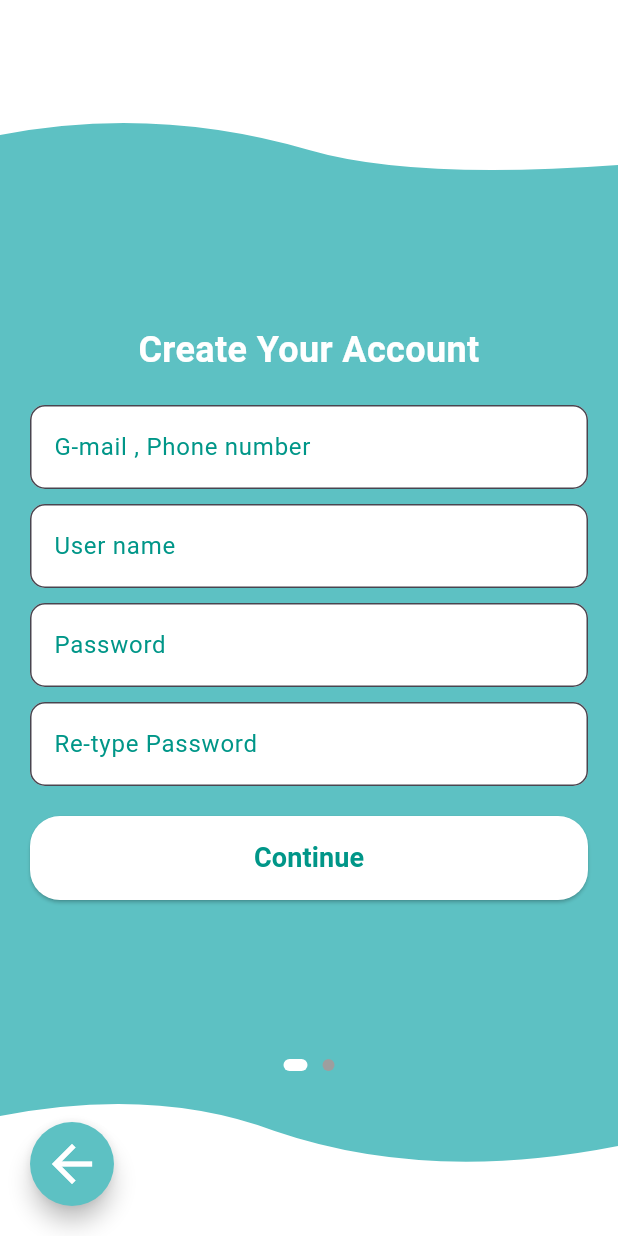
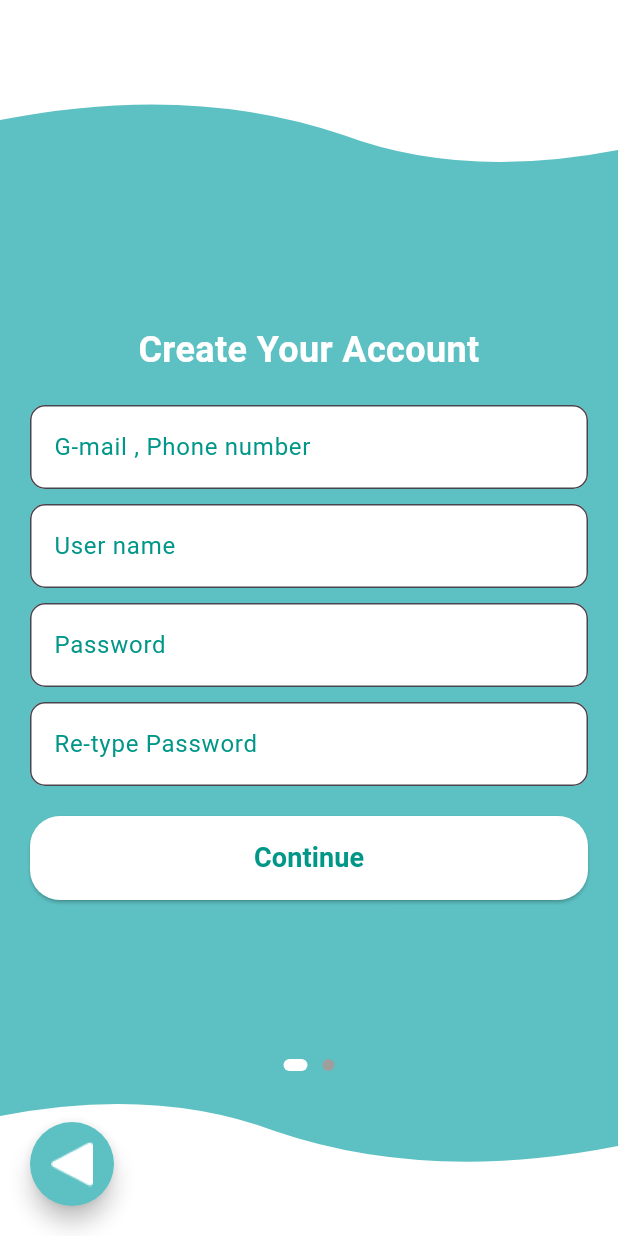
Before and after one commit to RodainaMohamad/Finalproject, a Flutter app: the CreateAccountScreen screen opened directly, on a phone screen of 412 x 824 dp. Run offline on Flutter 3.47's test engine with Material 3 defaults, Android fonts, the phone set to English and light mode, and no system bars; our stand-ins replace flutter_custom_clippers, google_fonts, step_progress_indicator; missing offline and left inert: gradproject.

Commit message:
done patient registeration screens

```diff
--- a/lib/pages/SplashScreen.dart
+++ b/lib/pages/SplashScreen.dart
@@ -5,6 +5,9 @@ import 'package:grad_project/pages/SignIn.dart';
 import '../core/constants/strings/strings.dart';
 
 class Splashscreen extends StatelessWidget {
+
+  static const String routeName = 'Splashscreen';
+
   const Splashscreen({super.key});
 
   @override
--- a/lib/pages/create_account_patient.dart
+++ b/lib/pages/create_account_patient.dart
@@ -1,7 +1,12 @@
 import 'package:flutter/material.dart';
 import 'package:flutter_custom_clippers/flutter_custom_clippers.dart';
+import 'package:grad_project/core/constants/colours/colours.dart';
+import 'package:grad_project/core/widgets/wavyAppBar.dart';
 
 class CreateAccountScreen extends StatefulWidget {
+
+  static const String routeName = 'CreateAccountScreen';
+
   @override
   _CreateAccountScreenState createState() => _CreateAccountScreenState();
 }
@@ -25,16 +30,10 @@ class _CreateAccountScreenState extends State<CreateAccountScreen> {
   @override
   Widget build(BuildContext context) {
     return Scaffold(
-      backgroundColor: const Color(0XFF5DC1C3),
+      backgroundColor:primary,
       body: Column(
         children: [
-          ClipPath(
-            clipper: WaveClipperOne(flip: true),
-            child: Container(
-              height: 120,
-              color: Colors.white,
-            ),
-          ),
+          Wavyappbar(),
           Expanded(
             child: showThankYou
                 ? buildThankYouScreen()
@@ -58,7 +57,7 @@ class _CreateAccountScreenState extends State<CreateAccountScreen> {
                     height: 8.0,
                     width: currentIndex == index ? 16.0 : 8.0,
                     decoration: BoxDecoration(
-                      color: currentIndex == index ? Colors.white : Colors.grey,
+                      color: currentIndex == index ? secondary : Colors.grey,
                       borderRadius: BorderRadius.circular(10.0),
                     ),
                   );
@@ -69,7 +68,7 @@ class _CreateAccountScreenState extends State<CreateAccountScreen> {
             clipper: WaveClipperTwo(reverse: true),
             child: Container(
               height: 100,
-              color: Colors.white,
+              color: secondary,
               child: Align(
                 alignment: Alignment.bottomLeft,
                 child: Padding(
@@ -82,13 +81,17 @@ class _CreateAccountScreenState extends State<CreateAccountScreen> {
                         });
                       }
                     },
-                    backgroundColor: Color(0XFF5DC1C3),
-                    foregroundColor: Colors.white,
+                    backgroundColor: primary,
+                    foregroundColor: secondary,
                     shape: const CircleBorder(),
-                    child: const Icon(
-                      Icons.arrow_back,
-                      size: 40,
-                    ),
+                    child: IconButton(
+                      icon: Image.asset(
+                        "assets/backArrow.png",
+                        width: 40,
+                        height: 40,
+                      ),
+                      onPressed: () {Navigator.pop(context);},
+                    )
                   ),
                 ),
               ),
@@ -101,7 +104,7 @@ class _CreateAccountScreenState extends State<CreateAccountScreen> {
 
   Widget buildFirstScreen() {
     return Container(
-      color: Color(0XFF5DC1C3),
+      color: primary,
       child: Center(
         child: SingleChildScrollView(
           child: Padding(
@@ -110,13 +113,13 @@ class _CreateAccountScreenState extends State<CreateAccountScreen> {
               mainAxisAlignment: MainAxisAlignment.center,
               crossAxisAlignment: CrossAxisAlignment.stretch,
               children: [
-                const Text(
+                Text(
                   'Create Your Account',
                   textAlign: TextAlign.center,
                   style: TextStyle(
                     fontSize: 24,
                     fontWeight: FontWeight.bold,
-                    color: Colors.white,
+                    color: secondary,
                   ),
                 ),
                 const SizedBox(height: 20),
@@ -128,7 +131,7 @@ class _CreateAccountScreenState extends State<CreateAccountScreen> {
                       borderRadius: BorderRadius.circular(10),
                     ),
                     filled: true,
-                    fillColor: Colors.white,
+                    fillColor: secondary,
                   ),
                 ),
                 const SizedBox(height: 10),
@@ -140,7 +143,7 @@ class _CreateAccountScreenState extends State<CreateAccountScreen> {
                       borderRadius: BorderRadius.circular(10),
                     ),
                     filled: true,
-                    fillColor: Colors.white,
+                    fillColor: secondary,
                   ),
                 ),
                 const SizedBox(height: 10),
@@ -153,7 +156,7 @@ class _CreateAccountScreenState extends State<CreateAccountScreen> {
                       borderRadius: BorderRadius.circular(10),
                     ),
                     filled: true,
-                    fillColor: Colors.white,
+                    fillColor: secondary,
                   ),
                 ),
                 const SizedBox(height: 10),
@@ -166,14 +169,14 @@ class _CreateAccountScreenState extends State<CreateAccountScreen> {
                       borderRadius: BorderRadius.circular(10),
                     ),
                     filled: true,
-                    fillColor: Colors.white,
+                    fillColor: secondary,
                   ),
                 ),
                 const SizedBox(height: 20),
                 ElevatedButton(
                   onPressed: switchContent,
                   style: ElevatedButton.styleFrom(
-                    backgroundColor: Colors.white,
+                    backgroundColor: secondary,
                     foregroundColor: Colors.teal,
                     shape: RoundedRectangleBorder(
                       borderRadius: BorderRadius.circular(20),
@@ -195,7 +198,7 @@ class _CreateAccountScreenState extends State<CreateAccountScreen> {
 
   Widget buildSecondScreen() {
     return Container(
-      color: Color(0XFF5DC1C3),
+      color: primary,
       child: Center(
         child: SingleChildScrollView(
           child: Padding(
@@ -204,13 +207,13 @@ class _CreateAccountScreenState extends State<CreateAccountScreen> {
               mainAxisAlignment: MainAxisAlignment.center,
               crossAxisAlignment: CrossAxisAlignment.stretch,
               children: [
-                const Text(
+                Text(
                   'Create Your Account',
                   textAlign: TextAlign.center,
                   style: TextStyle(
                     fontSize: 24,
                     fontWeight: FontWeight.bold,
-                    color: Colors.white,
+                    color: secondary,
                   ),
                 ),
                 const SizedBox(height: 20),
@@ -222,23 +225,23 @@ class _CreateAccountScreenState extends State<CreateAccountScreen> {
                       borderRadius: BorderRadius.circular(10),
                     ),
                     filled: true,
-                    fillColor: Colors.white,
+                    fillColor: secondary,
                   ),
                 ),
                 const SizedBox(height: 10),
                 Row(
                   mainAxisAlignment: MainAxisAlignment.spaceBetween,
                   children: [
-                    const Text(
+                     Text(
                       'Gender',
-                      style: TextStyle(color: Colors.white, fontSize: 16),
+                      style: TextStyle(color:secondary, fontSize: 16),
                     ),
                     Row(
                       children: [
                         ElevatedButton(
                           onPressed: () {},
                           style: ElevatedButton.styleFrom(
-                            backgroundColor: Colors.white,
+                            backgroundColor: secondary,
                             foregroundColor: Colors.teal,
                             shape: const CircleBorder(),
                           ),
@@ -248,7 +251,7 @@ class _CreateAccountScreenState extends State<CreateAccountScreen> {
                         ElevatedButton(
                           onPressed: () {},
                           style: ElevatedButton.styleFrom(
-                            backgroundColor: Colors.white,
+                            backgroundColor: secondary,
                             foregroundColor: Colors.teal,
                             shape: const CircleBorder(),
                           ),
@@ -267,7 +270,7 @@ class _CreateAccountScreenState extends State<CreateAccountScreen> {
                       borderRadius: BorderRadius.circular(10),
                     ),
                     filled: true,
-                    fillColor: Colors.white,
+                    fillColor: secondary,
                   ),
                 ),
                 const SizedBox(height: 10),
@@ -279,7 +282,7 @@ class _CreateAccountScreenState extends State<CreateAccountScreen> {
                       borderRadius: BorderRadius.circular(10),
                     ),
                     filled: true,
-                    fillColor: Colors.white,
+                    fillColor: secondary,
                   ),
                 ),
                 const SizedBox(height: 20),
@@ -288,7 +291,7 @@ class _CreateAccountScreenState extends State<CreateAccountScreen> {
                     showThankYouScreen();
                   },
                   style: ElevatedButton.styleFrom(
-                    backgroundColor: Colors.white,
+                    backgroundColor: secondary,
                     foregroundColor: Colors.teal,
                     shape: RoundedRectangleBorder(
                       borderRadius: BorderRadius.circular(20),
@@ -310,31 +313,31 @@ class _CreateAccountScreenState extends State<CreateAccountScreen> {
 
   Widget buildThankYouScreen() {
     return Container(
-      color: Color(0XFF5DC1C3),
+      color: primary,
       child: Center(
         child: Column(
           mainAxisAlignment: MainAxisAlignment.center,
           children: [
             Icon(
               Icons.check_circle,
-              color: Colors.white,
+              color: secondary,
               size: 100,
             ),
             const SizedBox(height: 20),
-            const Text(
+             Text(
               'Thank You!',
               style: TextStyle(
                 fontSize: 28,
                 fontWeight: FontWeight.bold,
-                color: Colors.white,
+                color: secondary,
               ),
             ),
             const SizedBox(height: 10),
-            const Text(
+             Text(
               'Your account has been successfully created.',
               style: TextStyle(
                 fontSize: 18,
-                color: Colors.white70,
+                color: secondary,
               ),
               textAlign: TextAlign.center,
             ),
```
Also changed, not shown: lib/core/widgets/bottomBar.dart (+29 -2 lines), lib/main.dart (+11 -2 lines), lib/pages/SignIn.dart (+8 -3 lines), lib/pages/whoRU.dart (added, +149 -0 lines), assets/backArrow.png (added), assets/doctor.png (added), assets/patient.png (added), pubspec.lock.
